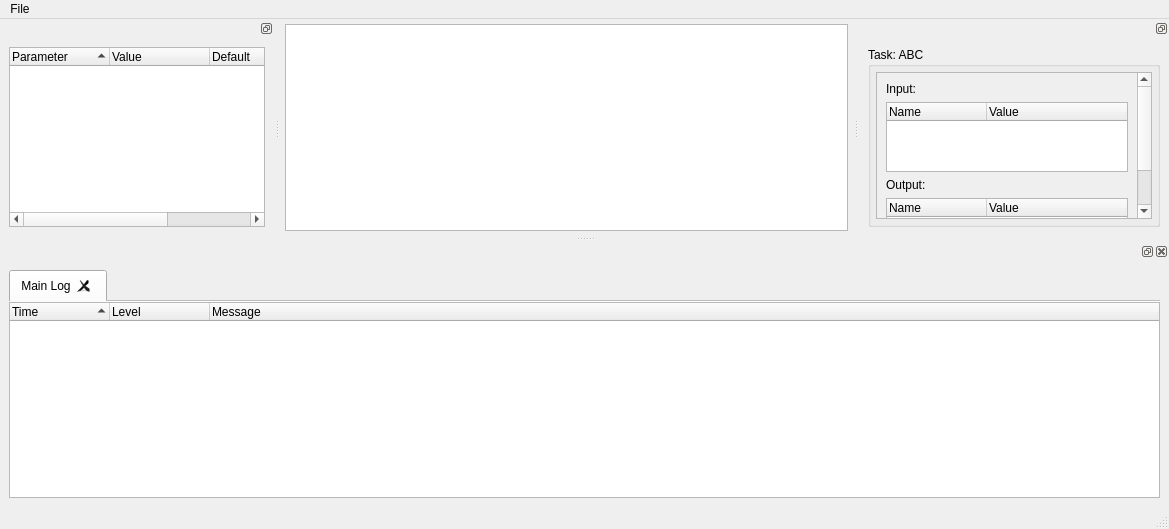
First picture: the form in xyzflow/ui/Window.ui, repository Renneke/xyzflow, before the edit.
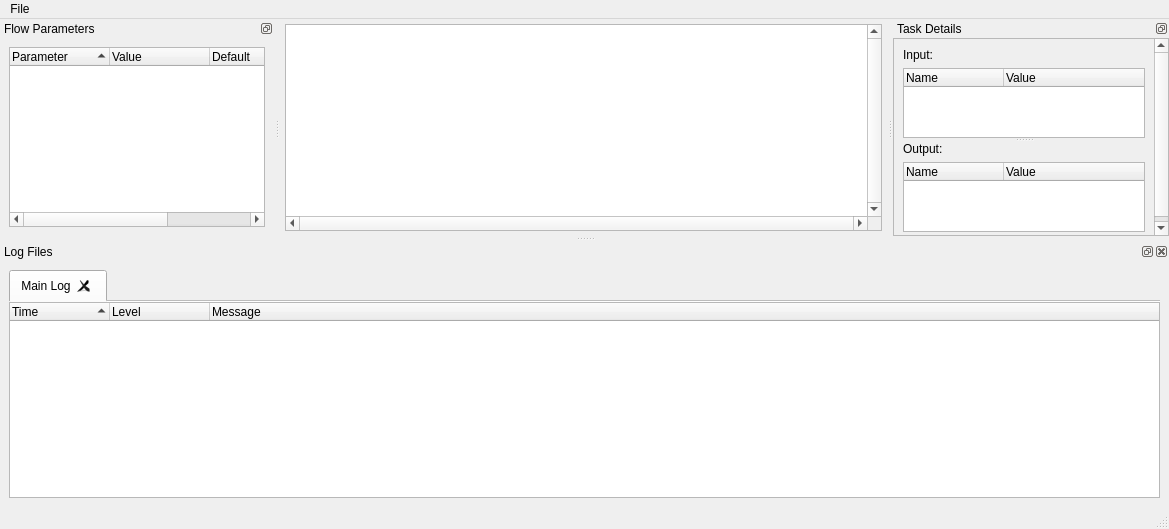
Second picture: the form after the edit.

Diff of the .ui file:
```diff
--- a/xyzflow/ui/Window.ui
+++ b/xyzflow/ui/Window.ui
@@ -29,6 +29,15 @@
     </property>
     <item>
      <widget class="QGraphicsView" name="flowchart_graphicsView">
+      <property name="verticalScrollBarPolicy">
+       <enum>Qt::ScrollBarAlwaysOn</enum>
+      </property>
+      <property name="horizontalScrollBarPolicy">
+       <enum>Qt::ScrollBarAlwaysOn</enum>
+      </property>
+      <property name="alignment">
+       <set>Qt::AlignLeading|Qt::AlignLeft|Qt::AlignTop</set>
+      </property>
       <property name="dragMode">
        <enum>QGraphicsView::RubberBandDrag</enum>
       </property>
@@ -63,6 +72,9 @@
    <property name="features">
     <set>QDockWidget::DockWidgetFloatable|QDockWidget::DockWidgetMovable</set>
    </property>
+   <property name="windowTitle">
+    <string>Flow Parameters</string>
+   </property>
    <attribute name="dockWidgetArea">
     <number>1</number>
    </attribute>
@@ -114,28 +126,25 @@
    <property name="features">
     <set>QDockWidget::DockWidgetFloatable|QDockWidget::DockWidgetMovable</set>
    </property>
+   <property name="windowTitle">
+    <string>Task Details</string>
+   </property>
    <attribute name="dockWidgetArea">
     <number>2</number>
    </attribute>
    <widget class="QWidget" name="dockWidgetContents_2">
     <layout class="QVBoxLayout" name="verticalLayout_6">
-     <item>
-      <widget class="QGroupBox" name="groupBox">
-       <property name="title">
-        <string>Task: ABC</string>
-       </property>
-       <layout class="QVBoxLayout" name="verticalLayout_5">
         <property name="leftMargin">
-         <number>5</number>
+      <number>0</number>
         </property>
         <property name="topMargin">
-         <number>5</number>
+      <number>0</number>
         </property>
         <property name="rightMargin">
-         <number>5</number>
+      <number>0</number>
         </property>
         <property name="bottomMargin">
-         <number>5</number>
+      <number>0</number>
         </property>
         <item>
          <widget class="QScrollArea" name="scrollArea">
@@ -147,10 +156,17 @@
             <rect>
              <x>0</x>
              <y>0</y>
-             <width>211</width>
-             <height>262</height>
-            </rect>
-           </property>
+          <width>282</width>
+          <height>231</height>
+         </rect>
+        </property>
+        <layout class="QVBoxLayout" name="verticalLayout_7">
+         <item>
+          <widget class="QSplitter" name="splitter">
+           <property name="orientation">
+            <enum>Qt::Vertical</enum>
+           </property>
+           <widget class="QWidget" name="layoutWidget">
            <layout class="QVBoxLayout" name="verticalLayout_4">
             <item>
              <widget class="QLabel" name="label">
@@ -176,6 +192,10 @@
               </column>
              </widget>
             </item>
+            </layout>
+           </widget>
+           <widget class="QWidget" name="layoutWidget">
+            <layout class="QVBoxLayout" name="verticalLayout_5">
             <item>
              <widget class="QLabel" name="label_2">
               <property name="text">
@@ -206,11 +226,15 @@
         </item>
        </layout>
       </widget>
+      </widget>
      </item>
     </layout>
    </widget>
   </widget>
   <widget class="QDockWidget" name="dockWidget_4">
+   <property name="windowTitle">
+    <string>Log Files</string>
+   </property>
    <attribute name="dockWidgetArea">
     <number>8</number>
    </attribute>
```
Left out of the diff: 10 changed lines with no effect on the pictures. Lines whose indentation alone changed are shown as unchanged.
